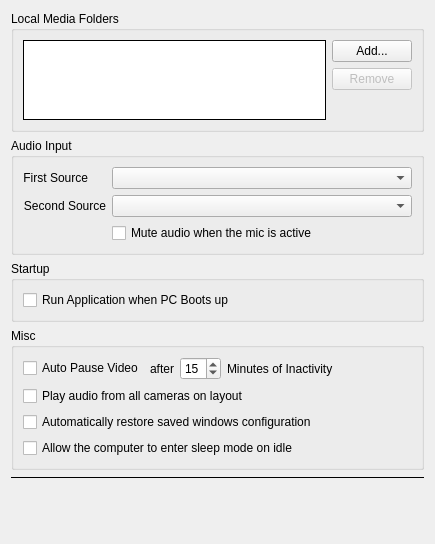
networkoptix/nx_open, file vms/client/nx_vms_client_desktop/src/ui/widgets/local_settings/general_preferences_widget.ui: the form before one commit.
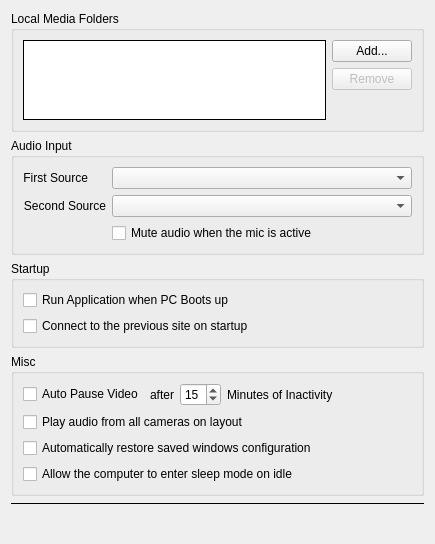
The form after the commit. Custom widgets are drawn as their Qt base class.

Commit message: VMS-55631: Return the checkbox "Connect to the previous site on startup"

```diff
--- a/vms/client/nx_vms_client_desktop/src/ui/widgets/local_settings/general_preferences_widget.ui
+++ b/vms/client/nx_vms_client_desktop/src/ui/widgets/local_settings/general_preferences_widget.ui
@@ -134,6 +134,13 @@
         </property>
        </widget>
       </item>
+      <item>
+       <widget class="QCheckBox" name="autoLoginCheckBox">
+        <property name="text">
+         <string>Connect to the previous site on startup</string>
+        </property>
+       </widget>
+      </item>
      </layout>
     </widget>
    </item>
```
The commit also changes 8 other files.
